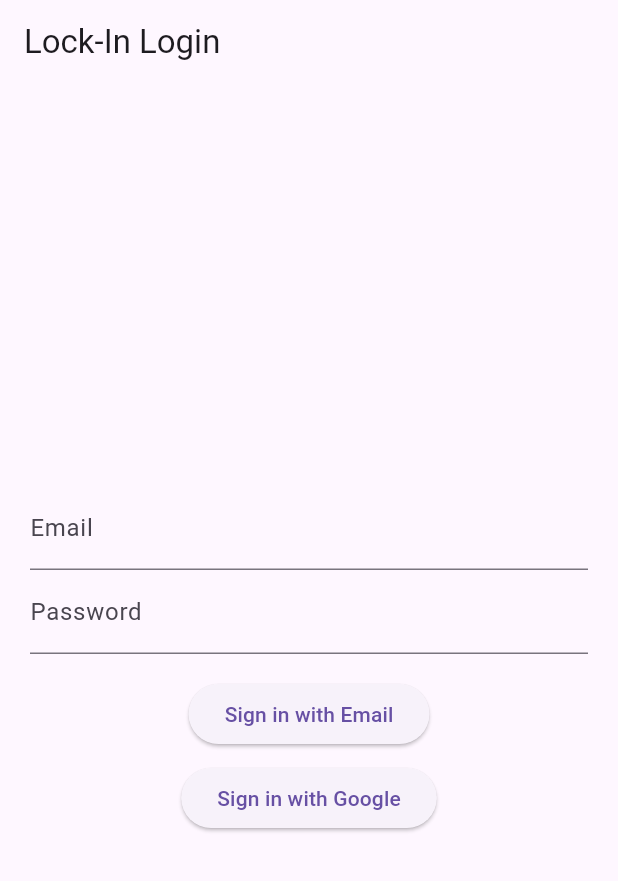
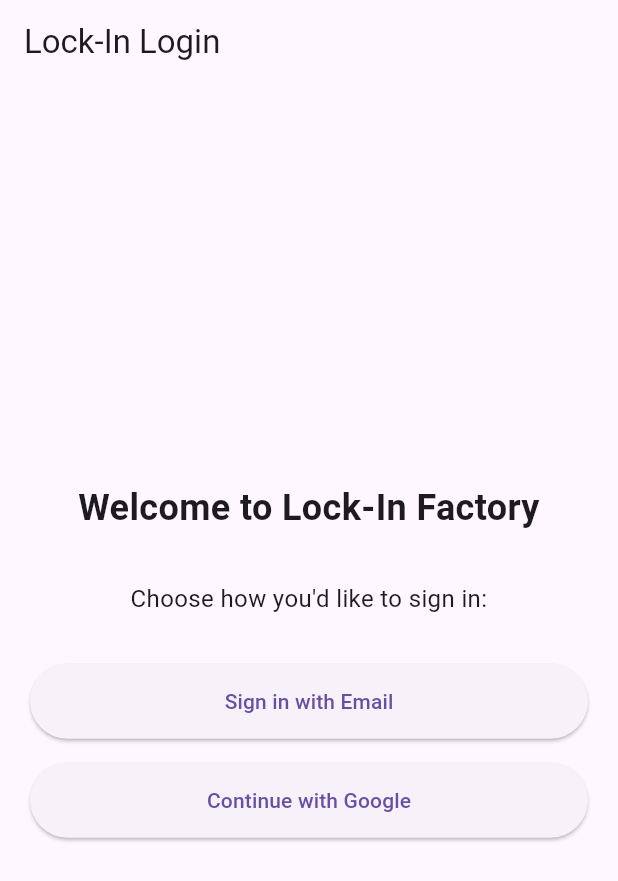
Before and after one commit to nchalla3/lock-in-factory, a Flutter app: the screen it shows after launch, on a phone screen of 412 x 824 dp. Shown: the top 881 px of the screen. Run offline on Flutter 3.47's test engine with Material 3 defaults, Android fonts, the phone set to English and light mode, and no system bars; our stand-ins replace firebase_auth, firebase_core, google_sign_in; missing offline and left inert: google_sign_in_web; accounts and stored records are empty.

Commit message:
Implement two-step authentication flow in LoginScreen
Co-authored-by: nchalla3 <45720973+nchalla3@users.noreply.github.com>

```diff
--- a/lib/features/auth/login_screen.dart
+++ b/lib/features/auth/login_screen.dart
@@ -15,6 +15,7 @@ class _LoginScreenState extends State<LoginScreen> {
   final _emailController = TextEditingController();
   final _passwordController = TextEditingController();
   late GoogleSignIn _googleSignIn;
+  bool _showEmailForm = false;
 
   @override
   void initState() {
@@ -30,15 +31,83 @@ class _LoginScreenState extends State<LoginScreen> {
   }
 
   Future<void> signInWithEmail() async {
+    final email = _emailController.text.trim();
+    final password = _passwordController.text.trim();
+
+    // Validate input
+    if (email.isEmpty) {
+      ScaffoldMessenger.of(context).showSnackBar(
+        const SnackBar(content: Text('Please enter your email')),
+      );
+      return;
+    }
+
+    if (password.isEmpty) {
+      ScaffoldMessenger.of(context).showSnackBar(
+        const SnackBar(content: Text('Please enter your password')),
+      );
+      return;
+    }
+
+    if (!email.contains('@')) {
+      ScaffoldMessenger.of(context).showSnackBar(
+        const SnackBar(content: Text('Please enter a valid email address')),
+      );
+      return;
+    }
+
     try {
+      // First try to sign in
       await FirebaseAuth.instance.signInWithEmailAndPassword(
-        email: _emailController.text.trim(),
-        password: _passwordController.text.trim(),
+        email: email,
+        password: password,
       );
     } catch (e) {
+      // If sign in fails, try to create a new account
+      if (e is FirebaseAuthException && e.code == 'user-not-found') {
+        try {
+          await FirebaseAuth.instance.createUserWithEmailAndPassword(
+            email: email,
+            password: password,
+          );
+          if (mounted) {
             ScaffoldMessenger.of(context).showSnackBar(
-        SnackBar(content: Text('Email login failed: $e')),
+              const SnackBar(content: Text('Account created successfully!')),
             );
+          }
+        } catch (createError) {
+          if (mounted) {
+            ScaffoldMessenger.of(context).showSnackBar(
+              SnackBar(content: Text('Failed to create account: $createError')),
+            );
+          }
+        }
+      } else {
+        if (mounted) {
+          String errorMessage = 'Email login failed';
+          if (e is FirebaseAuthException) {
+            switch (e.code) {
+              case 'invalid-email':
+                errorMessage = 'Invalid email address';
+                break;
+              case 'wrong-password':
+                errorMessage = 'Incorrect password';
+                break;
+              case 'weak-password':
+                errorMessage = 'Password is too weak (minimum 6 characters)';
+                break;
+              case 'email-already-in-use':
+                errorMessage = 'An account already exists with this email';
+                break;
+              default:
+                errorMessage = 'Email login failed: ${e.message}';
+            }
+          }
+          ScaffoldMessenger.of(context).showSnackBar(
+            SnackBar(content: Text(errorMessage)),
+          );
+        }
+      }
     }
   }
 
@@ -77,29 +146,111 @@ class _LoginScreenState extends State<LoginScreen> {
         child: Column(
           mainAxisAlignment: MainAxisAlignment.center,
           children: [
-            TextField(controller: _emailController, decoration: InputDecoration(labelText: "Email")),
-            TextField(controller: _passwordController, decoration: InputDecoration(labelText: "Password"), obscureText: true),
+            if (!_showEmailForm) ...[
+              // Initial choice screen
+              const Text(
+                "Welcome to Lock-In Factory",
+                style: TextStyle(fontSize: 24, fontWeight: FontWeight.bold),
+                textAlign: TextAlign.center,
+              ),
+              const SizedBox(height: 32),
+              const Text(
+                "Choose how you'd like to sign in:",
+                style: TextStyle(fontSize: 16),
+                textAlign: TextAlign.center,
+              ),
+              const SizedBox(height: 32),
+              SizedBox(
+                width: double.infinity,
+                height: 50,
+                child: ElevatedButton(
+                  onPressed: () {
+                    setState(() {
+                      _showEmailForm = true;
+                    });
+                  },
+                  child: const Text("Sign in with Email"),
+                ),
+              ),
               const SizedBox(height: 16),
-            ElevatedButton(onPressed: signInWithEmail, child: const Text("Sign in with Email")),
-            const SizedBox(height: 8),
-            if (_googleSignIn.supportsAuthenticate())
-              ElevatedButton(onPressed: signInWithGoogle, child: const Text("Sign in with Google"))
-            else if (kIsWeb)
+              SizedBox(
+                width: double.infinity,
+                height: 50,
+                child: _buildGoogleSignInButton(),
+              ),
+            ] else ...[
+              // Email form screen
+              Row(
+                children: [
+                  IconButton(
+                    onPressed: () {
+                      setState(() {
+                        _showEmailForm = false;
+                        _emailController.clear();
+                        _passwordController.clear();
+                      });
+                    },
+                    icon: const Icon(Icons.arrow_back),
+                  ),
+                  const Text(
+                    "Sign in with Email",
+                    style: TextStyle(fontSize: 20, fontWeight: FontWeight.w500),
+                  ),
+                ],
+              ),
+              const SizedBox(height: 32),
+              TextField(
+                controller: _emailController,
+                decoration: const InputDecoration(
+                  labelText: "Email",
+                  border: OutlineInputBorder(),
+                ),
+                keyboardType: TextInputType.emailAddress,
+              ),
+              const SizedBox(height: 16),
+              TextField(
+                controller: _passwordController,
+                decoration: const InputDecoration(
+                  labelText: "Password",
+                  border: OutlineInputBorder(),
+                ),
+                obscureText: true,
+              ),
+              const SizedBox(height: 24),
+              SizedBox(
+                width: double.infinity,
+                height: 50,
+                child: ElevatedButton(
+                  onPressed: signInWithEmail,
+                  child: const Text("Sign In"),
+                ),
+              ),
+            ],
+          ],
+        ),
+      ),
+    );
+  }
+
+  Widget _buildGoogleSignInButton() {
+    if (_googleSignIn.supportsAuthenticate()) {
+      return ElevatedButton(
+        onPressed: signInWithGoogle,
+        child: const Text("Continue with Google"),
+      );
+    } else if (kIsWeb) {
       // For web, use the renderButton from web_only.dart
-              web.renderButton()
-            else
+      return web.renderButton();
+    } else {
       // Fallback for unsupported platforms
-              ElevatedButton(
+      return ElevatedButton(
         onPressed: () {
           ScaffoldMessenger.of(context).showSnackBar(
             const SnackBar(content: Text('Google Sign-In not supported on this platform')),
           );
         },
-                child: const Text("Sign in with Google (Not Supported)"),
-              ),
-          ],
-        ),
-      ),
+        child: const Text("Continue with Google (Not Supported)"),
       );
     }
   }
+}
```
Also changed, not shown: 1 other file. Lines whose indentation alone changed are shown as unchanged.
